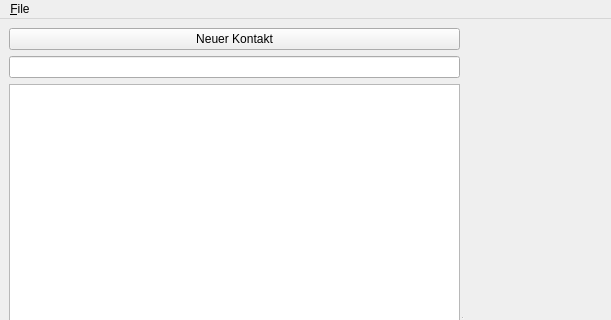
The window that Ui/AddressBook.ui (GnuSolar/GnuSolar) describes before a commit, drawn with Qt 5; both pictures show x 0 to 611 and y 0 to 320 of the 773 by 651 pixel window.
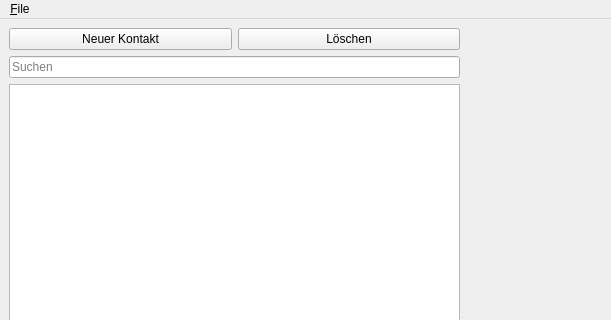
The same window after the commit.

Commit message:
Address book: own contacts in the user database
The address book keeps the installer's own contacts (electricians,
roofers, architects, suppliers) in ~/.gnusolar/user.db, apart from any
project. model/ContactStore.py creates the table with one column per
field of Contact and adds columns of fields added later.

The window lists the contacts, searches them word by word, adds, edits
and deletes them. Changes are saved when another contact is selected,
the search changes, and when the window is closed.

```diff
--- a/Ui/AddressBook.ui
+++ b/Ui/AddressBook.ui
@@ -32,6 +32,8 @@
       <widget class="QWidget" name="">
        <layout class="QVBoxLayout" name="verticalLayout">
         <item>
+         <layout class="QHBoxLayout" name="buttonLayout">
+          <item>
          <widget class="QPushButton" name="newContact">
           <property name="text">
            <string>Neuer Kontakt</string>
@@ -39,6 +41,15 @@
          </widget>
         </item>
         <item>
+           <widget class="QPushButton" name="deleteContact">
+            <property name="text">
+             <string>Löschen</string>
+            </property>
+           </widget>
+          </item>
+         </layout>
+        </item>
+        <item>
          <widget class="QLineEdit" name="search">
           <property name="inputMask">
            <string/>
@@ -47,7 +58,10 @@
            <string/>
           </property>
           <property name="placeholderText">
-           <string notr="true"/>
+           <string>Suchen</string>
+          </property>
+          <property name="clearButtonEnabled">
+           <bool>true</bool>
           </property>
          </widget>
         </item>
```
Lines whose indentation alone changed are shown as unchanged. The commit also changes 3 other files.
